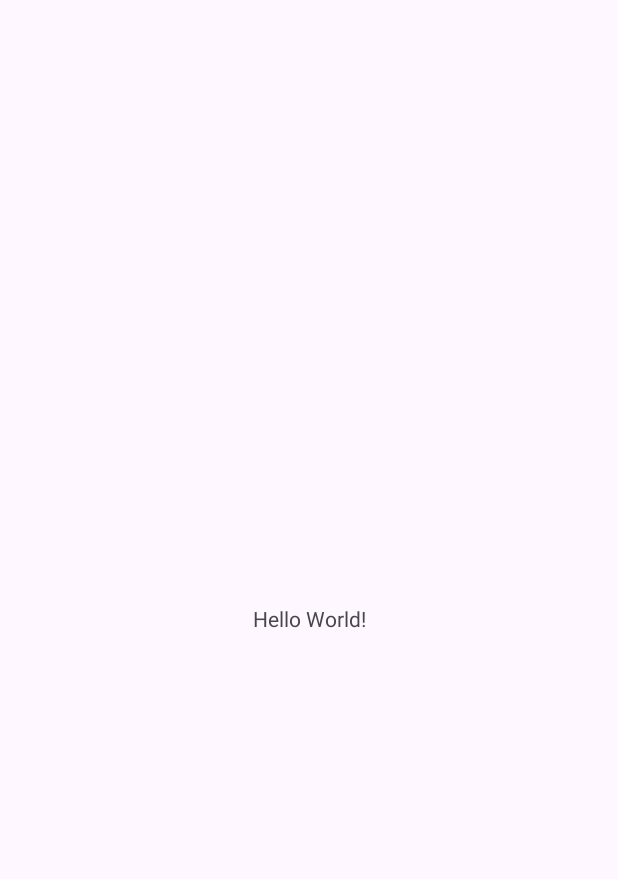
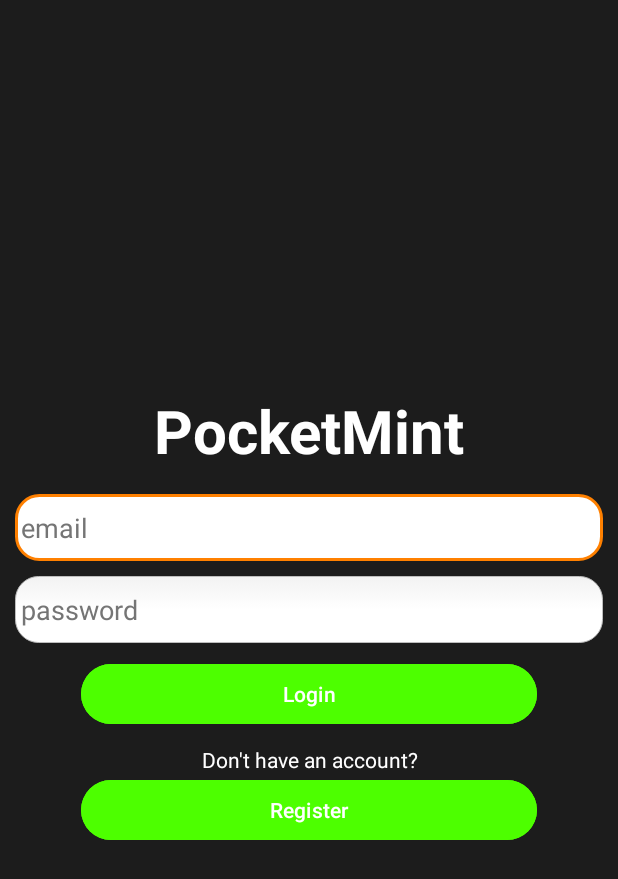
Before and after one commit to karasiVsGoku/PocketMint-, an Android app: the screen it shows after launch (MainActivity before the commit, LoginActivity after it), on a phone screen of 412 x 824 dp. Before the commit the part shown is almost empty. Shown: the top 879 px of the screen. Run offline under Robolectric (Android 15) with nearby library versions, the phone set to English and light mode, and no system bars; our stand-ins replace Firebase (no records; nobody signed in at launch, a user with empty details on screens opened directly).

Commit message:
Final Commit

```diff
--- a/app/build.gradle.kts
+++ b/app/build.gradle.kts
@@ -1,5 +1,6 @@
 plugins {
     alias(libs.plugins.android.application)
+    alias(libs.plugins.google.gms.google.services)
 }
 
 android {
@@ -37,6 +38,8 @@ dependencies {
     implementation(libs.material)
     implementation(libs.activity)
     implementation(libs.constraintlayout)
+    implementation(libs.firebase.auth)
+    implementation(libs.firebase.database)
     testImplementation(libs.junit)
     androidTestImplementation(libs.ext.junit)
     androidTestImplementation(libs.espresso.core)
--- a/app/src/main/AndroidManifest.xml
+++ b/app/src/main/AndroidManifest.xml
@@ -13,7 +13,13 @@
         android:theme="@style/Theme.PocketMint"
         tools:targetApi="31">
         <activity
+            android:name=".RegisterActivity"
+            android:exported="false" />
+        <activity
             android:name=".MainActivity"
+            android:exported="false" />
+        <activity
+            android:name=".LoginActivity"
             android:exported="true">
             <intent-filter>
                 <action android:name="android.intent.action.MAIN" />
--- /dev/null
+++ b/app/src/main/java/com/example/pocketmint/LoginActivity.java
@@ -0,0 +1,91 @@
+package com.example.pocketmint;
+
+import android.content.Intent;
+import android.os.Bundle;
+import android.text.TextUtils;
+import android.view.View;
+import android.widget.Button;
+import android.widget.EditText;
+import android.widget.Toast;
+
+import androidx.activity.EdgeToEdge;
+import androidx.annotation.NonNull;
+import androidx.appcompat.app.AppCompatActivity;
+import androidx.core.graphics.Insets;
+import androidx.core.view.ViewCompat;
+import androidx.core.view.WindowInsetsCompat;
+
+import com.google.android.gms.tasks.OnCompleteListener;
+import com.google.android.gms.tasks.Task;
+import com.google.firebase.auth.AuthResult;
+import com.google.firebase.auth.FirebaseAuth;
+import com.google.firebase.auth.FirebaseUser;
+
+public class LoginActivity extends AppCompatActivity {
+
+
+    private Button register_btn, login_btn;
+    private EditText email_input, password_input;
+
+
+    @Override
+    protected void onCreate(Bundle savedInstanceState) {
+        super.onCreate(savedInstanceState);
+        EdgeToEdge.enable(this);
+        setContentView(R.layout.activity_login);
+        ViewCompat.setOnApplyWindowInsetsListener(findViewById(R.id.main), (v, insets) -> {
+            Insets systemBars = insets.getInsets(WindowInsetsCompat.Type.systemBars());
+            v.setPadding(systemBars.left, systemBars.top, systemBars.right, systemBars.bottom);
+            return insets;
+        });
+
+        email_input = findViewById(R.id.email_input);
+        password_input = findViewById(R.id.password_input);
+
+        register_btn = findViewById(R.id.register_button);
+        register_btn.setOnClickListener(new View.OnClickListener() {
+            @Override
+            public void onClick(View v) {
+                startActivity(new Intent(LoginActivity.this, RegisterActivity.class));
+            }
+        });
+
+        login_btn = findViewById(R.id.login_button);
+        login_btn.setOnClickListener(new View.OnClickListener() {
+            @Override
+            public void onClick(View v) {
+                String email = email_input.getText().toString();
+                String password = password_input.getText().toString();
+
+                if (TextUtils.isEmpty(email)) {
+                    Toast.makeText(LoginActivity.this, "You must put an email", Toast.LENGTH_SHORT).show();
+
+                } else if (TextUtils.isEmpty(password)) {
+                    Toast.makeText(LoginActivity.this, "You must put a password", Toast.LENGTH_SHORT).show();
+
+                } else {
+                    FirebaseAuth mAuth = FirebaseAuth.getInstance();
+                    mAuth.signInWithEmailAndPassword(email, password).addOnCompleteListener(new OnCompleteListener<AuthResult>() {
+                        @Override
+                        public void onComplete(@NonNull Task<AuthResult> task) {
+                            if (task.isSuccessful()) {
+                                startActivity(new Intent(LoginActivity.this, MainActivity.class));
+                            } else {
+                                Toast.makeText(LoginActivity.this, "Something went wrong, please try again", Toast.LENGTH_SHORT).show();
+                            }
+                        }
+                    });
+                }
+            }
+        });
+    }
+
+    @Override
+    protected void onStart() {
+        super.onStart();
+
+        FirebaseUser currentUser = FirebaseAuth.getInstance().getCurrentUser();
+        if (currentUser != null)
+            startActivity(new Intent(LoginActivity.this, MainActivity.class));
+    }
+}
--- /dev/null
+++ b/app/src/main/res/drawable/rounded_edittext.xml
@@ -0,0 +1,65 @@
+<?xml version="1.0" encoding="utf-8"?>
+<!--  res/drawable/edittext_rounded_corners.xml -->
+<selector xmlns:android="http://schemas.android.com/apk/res/android">
+
+    <item android:state_pressed="true" android:state_focused="true">
+        <shape>
+            <solid android:color="#FF8000"/>
+            <stroke
+                android:width="2.3dp"
+                android:color="#FF8000" />
+            <corners
+                android:radius="15dp" />
+        </shape>
+    </item>
+
+    <item android:state_pressed="true" android:state_focused="false">
+        <shape>
+            <solid android:color="#FF8000"/>
+            <stroke
+                android:width="2.3dp"
+                android:color="#FF8000" />
+            <corners
+                android:radius="15dp" />
+        </shape>
+    </item>
+
+    <item android:state_pressed="false" android:state_focused="true">
+        <shape>
+            <solid android:color="#FFFFFF"/>
+            <stroke
+                android:width="2.3dp"
+                android:color="#FF8000" />
+            <corners
+                android:radius="15dp" />
+        </shape>
+    </item>
+
+    <item android:state_pressed="false" android:state_focused="false">
+        <shape>
+            <gradient
+                android:startColor="#F2F2F2"
+                android:centerColor="#FFFFFF"
+                android:endColor="#FFFFFF"
+                android:angle="270"
+                />
+            <stroke
+                android:width="0.7dp"
+                android:color="#BDBDBD" />
+            <corners
+                android:radius="15dp" />
+        </shape>
+    </item>
+
+    <item android:state_enabled="true">
+        <shape>
+            <padding
+                android:left="4dp"
+                android:top="4dp"
+                android:right="4dp"
+                android:bottom="4dp"
+                />
+        </shape>
+    </item>
+
+</selector>
--- /dev/null
+++ b/app/src/main/res/layout/activity_login.xml
@@ -0,0 +1,92 @@
+<?xml version="1.0" encoding="utf-8"?>
+<androidx.constraintlayout.widget.ConstraintLayout xmlns:android="http://schemas.android.com/apk/res/android"
+    xmlns:app="http://schemas.android.com/apk/res-auto"
+    xmlns:tools="http://schemas.android.com/tools"
+    android:id="@+id/main"
+    android:background="@color/mint_background"
+    android:layout_width="match_parent"
+    android:layout_height="match_parent"
+    tools:context=".LoginActivity">
+
+    <LinearLayout
+        android:layout_width="match_parent"
+        android:layout_height="wrap_content"
+        android:orientation="vertical"
+        app:layout_constraintBottom_toBottomOf="parent"
+        app:layout_constraintEnd_toEndOf="parent"
+        app:layout_constraintStart_toStartOf="parent"
+        app:layout_constraintTop_toTopOf="parent">
+
+        <TextView
+            android:id="@+id/textView2"
+            android:layout_width="match_parent"
+            android:layout_height="wrap_content"
+            android:textColor="@color/white"
+            android:textSize="40sp"
+            android:layout_gravity="center"
+            android:gravity="center"
+            android:textStyle="bold"
+            android:text="@string/app_name" />
+
+        <EditText
+            android:id="@+id/email_input"
+            android:layout_width="wrap_content"
+            android:layout_height="wrap_content"
+            android:layout_gravity="center"
+            android:background="@drawable/rounded_edittext"
+            android:ems="22"
+            android:hint="email"
+            android:layout_marginStart="10dp"
+            android:layout_marginTop="15dp"
+            android:layout_marginEnd="10dp"
+            android:inputType="textEmailAddress"
+            android:paddingTop="10dp"
+            android:paddingBottom="10dp"
+            android:textColorHint="#757575" />
+
+        <EditText
+            android:id="@+id/password_input"
+            android:layout_width="wrap_content"
+            android:layout_height="wrap_content"
+            android:layout_gravity="center"
+            android:layout_marginTop="10dp"
+            android:background="@drawable/rounded_edittext"
+            android:ems="22"
+            android:hint="password"
+            android:layout_marginStart="10dp"
+            android:layout_marginEnd="10dp"
+            android:inputType="textPassword"
+            android:paddingTop="10dp"
+            android:paddingBottom="10dp"
+            android:textColorHint="#757575" />
+
+        <Button
+            android:id="@+id/login_button"
+            android:layout_width="wrap_content"
+            android:layout_height="wrap_content"
+            android:layout_marginTop="10dp"
+            android:ems="19"
+            android:layout_gravity="center"
+            android:backgroundTint="@color/mint"
+            android:text="Login" />
+
+        <TextView
+            android:id="@+id/textView"
+            android:layout_width="match_parent"
+            android:layout_height="wrap_content"
+            android:gravity="center"
+            android:textColor="@color/white"
+            android:layout_marginTop="10dp"
+            android:ems="19"
+            android:text="Don't have an account?" />
+
+        <Button
+            android:id="@+id/register_button"
+            android:layout_width="wrap_content"
+            android:layout_height="wrap_content"
+            android:layout_gravity="center"
+            android:ems="19"
+            android:backgroundTint="@color/mint"
+            android:text="Register" />
+    </LinearLayout>
+</androidx.constraintlayout.widget.ConstraintLayout>
--- a/app/src/main/res/values/colors.xml
+++ b/app/src/main/res/values/colors.xml
@@ -2,4 +2,6 @@
 <resources>
     <color name="black">#FF000000</color>
     <color name="white">#FFFFFFFF</color>
+    <color name="mint">#4DFF00</color>
+    <color name="mint_background">#1C1C1C</color>
 </resources>
--- a/build.gradle.kts
+++ b/build.gradle.kts
@@ -1,4 +1,5 @@
 // Top-level build file where you can add configuration options common to all sub-projects/modules.
 plugins {
     alias(libs.plugins.android.application) apply false
+    alias(libs.plugins.google.gms.google.services) apply false
 }
--- a/gradle/libs.versions.toml
+++ b/gradle/libs.versions.toml
@@ -7,6 +7,9 @@ appcompat = "1.7.0"
 material = "1.12.0"
 activity = "1.9.0"
 constraintlayout = "2.1.4"
+googleGmsGoogleServices = "4.4.2"
+firebaseAuth = "23.0.0"
+firebaseDatabase = "21.0.0"
 
 [libraries]
 junit = { group = "junit", name = "junit", version.ref = "junit" }
@@ -16,6 +19,9 @@ appcompat = { group = "androidx.appcompat", name = "appcompat", version.ref = "a
 material = { group = "com.google.android.material", name = "material", version.ref = "material" }
 activity = { group = "androidx.activity", name = "activity", version.ref = "activity" }
 constraintlayout = { group = "androidx.constraintlayout", name = "constraintlayout", version.ref = "constraintlayout" }
+firebase-auth = { group = "com.google.firebase", name = "firebase-auth", version.ref = "firebaseAuth" }
+firebase-database = { group = "com.google.firebase", name = "firebase-database", version.ref = "firebaseDatabase" }
 
 [plugins]
 android-application = { id = "com.android.application", version.ref = "agp" }
+google-gms-google-services = { id = "com.google.gms.google-services", version.ref = "googleGmsGoogleServices" }
```
Also changed, not shown: app/src/main/java/com/example/pocketmint/RegisterActivity.java (added, +126 -0 lines), app/src/main/java/com/example/pocketmint/User.java (added, +15 -0 lines), app/src/main/res/layout/activity_register.xml (added, +114 -0 lines).
